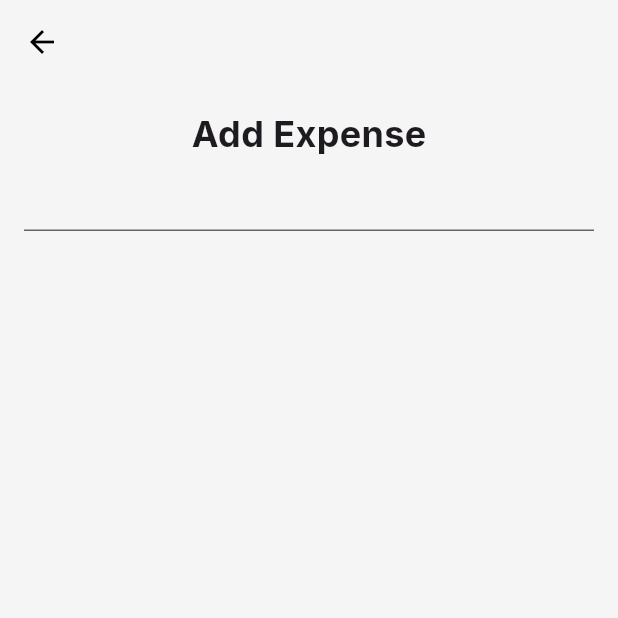
After one commit to IshanKarki/Khutruke, a Flutter app: the screen it shows after launch, after a tap on an icon or button, on a phone screen of 412 x 824 dp, the top half of it. The commit adds this screen. Run offline on Flutter 3.47's test engine with Material 3 defaults, Android fonts, the phone set to English and light mode, and no system bars; our stand-ins replace fl_chart, font_awesome_flutter, google_fonts.

Commit message:
Added Expense Page

```diff
--- /dev/null
+++ b/lib/screens/add_expense/views/add_expense.dart
@@ -0,0 +1,30 @@
+import 'package:flutter/material.dart';
+
+class AddExpense extends StatelessWidget {
+  const AddExpense({super.key});
+
+  @override
+  Widget build(BuildContext context) {
+    return Scaffold(
+      backgroundColor: Theme.of(context).colorScheme.surface,
+      appBar: AppBar(
+        backgroundColor: Theme.of(context).colorScheme.surface,
+      ),
+      body: Padding(
+        padding: const EdgeInsets.all(16.0),
+        child: Column(
+          crossAxisAlignment: CrossAxisAlignment.center,
+          children: [
+            Text('Add Expense',
+            style: TextStyle(
+              fontSize: 24,
+              fontWeight: FontWeight.w700,
+            ),
+            ),
+            TextFormField(),
+          ],
+        ),
+      ),
+    );
+  }
+}
--- a/lib/screens/home/views/home_screen.dart
+++ b/lib/screens/home/views/home_screen.dart
@@ -1,5 +1,6 @@
 import 'package:flutter/cupertino.dart';
 import 'package:flutter/material.dart';
+import 'package:khutruke/screens/add_expense/views/add_expense.dart';
 import 'dart:math';
 import 'goal_screen.dart';
 import 'package:khutruke/screens/home/views/main_screen.dart';
@@ -47,7 +48,12 @@ class _HomeScreenState extends State<HomeScreen> {
       ),
       floatingActionButtonLocation: FloatingActionButtonLocation.centerDocked,
       floatingActionButton: FloatingActionButton(
-        onPressed: () {},
+        onPressed: () {
+          Navigator.push(
+            context,
+            MaterialPageRoute(builder: (context) => AddExpense()),
+          );
+        },
         elevation: 8,
         shape: const CircleBorder(),
         child: Container(
```
Also changed, not shown: lib/screens/home/views/chart.dart (+5 -3 lines).
